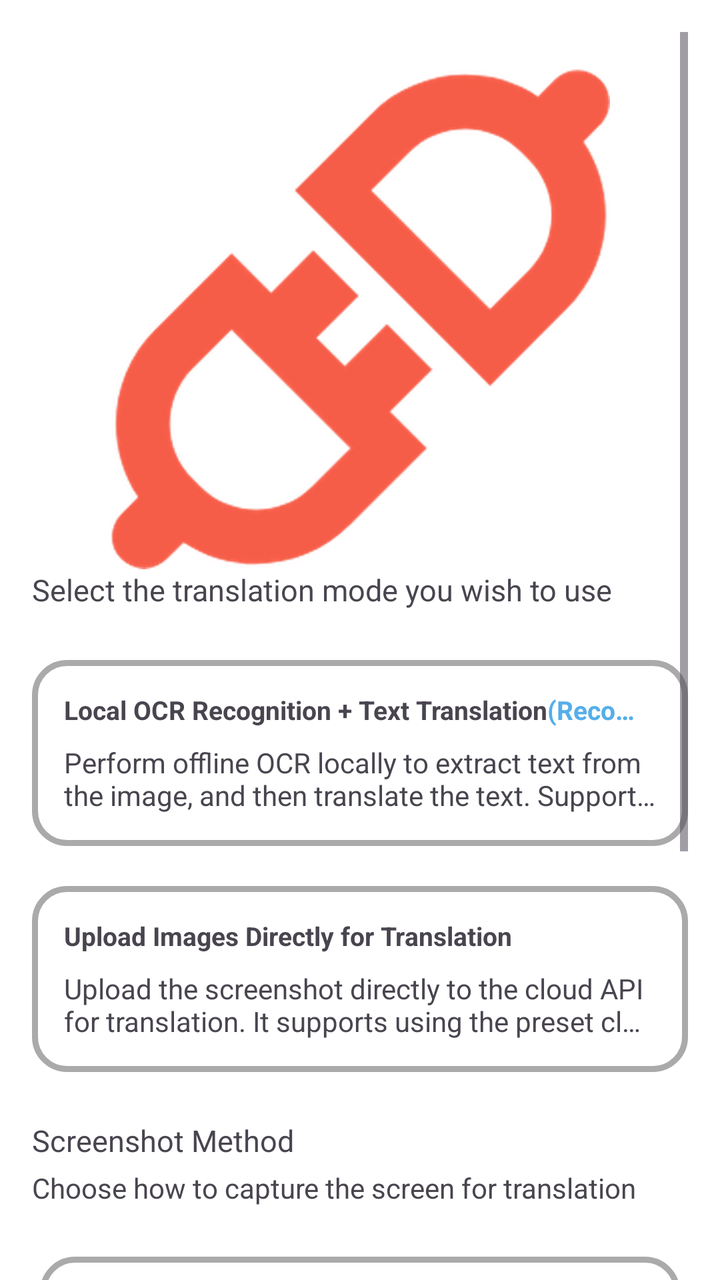
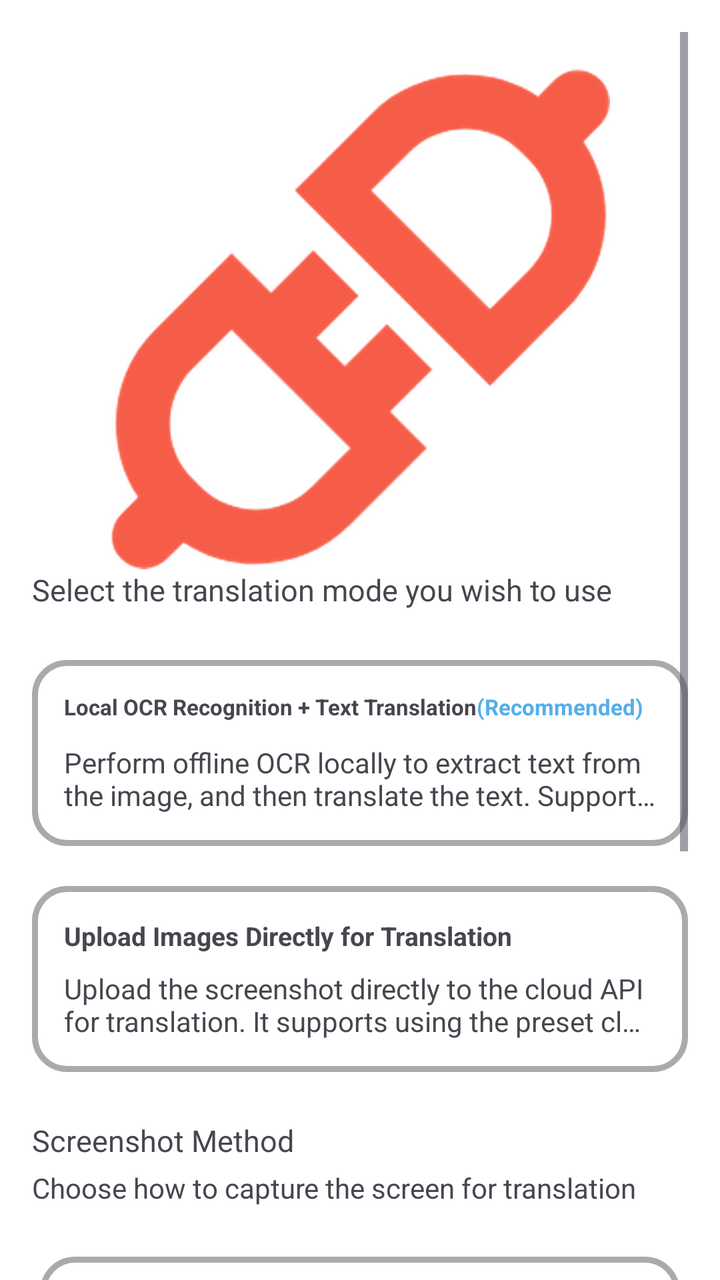

Screens rendered from an Android XML layout before and after an edit, with the pre-edit source and the edit as a unified diff.
<!-- AndroidManifest.xml: application theme Theme.MT -->
<!-- res/layout/fragment_translation_mode.xml -->
<?xml version="1.0" encoding="utf-8"?>
<ScrollView xmlns:android="http://schemas.android.com/apk/res/android"
    xmlns:app="http://schemas.android.com/apk/res-auto"
    xmlns:tools="http://schemas.android.com/tools"
    android:id="@+id/constrainLayout"
    android:layout_width="match_parent"
    android:layout_height="match_parent"
    android:padding="16dp"
    android:clipChildren="false"
    android:clipToPadding="false"
    tools:context=".me.settings.TranslationMode" >

    <androidx.constraintlayout.widget.ConstraintLayout
        android:layout_width="match_parent"
        android:layout_height="wrap_content"
        android:clipChildren="false"
        android:clipToPadding="false"
        app:layout_constraintBottom_toBottomOf="parent"
        app:layout_constraintEnd_toEndOf="parent"
        app:layout_constraintStart_toStartOf="parent"
        app:layout_constraintTop_toTopOf="parent">

        <androidx.constraintlayout.widget.Guideline
            android:id="@+id/guideline"
            android:layout_width="wrap_content"
            android:layout_height="wrap_content"
            android:orientation="horizontal"
            app:layout_constraintGuide_percent="0.02" />

        <ImageView
            android:id="@+id/api_imageView"
            android:layout_width="250dp"
            android:layout_height="250dp"
            android:src="@drawable/apiicon"
            android:scaleType="centerCrop"
            app:layout_constraintEnd_toEndOf="parent"
            app:layout_constraintStart_toStartOf="parent"
            app:layout_constraintTop_toBottomOf="@id/guideline" />

        <TextView
            android:id="@+id/des_textView"
            android:layout_width="wrap_content"
            android:layout_height="wrap_content"
            android:text="@string/choose_mode"
            android:textSize="15sp"
            app:layout_constraintTop_toBottomOf="@id/api_imageView"
            app:layout_constraintStart_toStartOf="parent" />

        <LinearLayout
            android:id="@+id/modeGroup"
            android:layout_width="match_parent"
            android:layout_height="wrap_content"
            android:orientation="vertical"
            android:layout_marginTop="10dp"
            app:layout_constraintTop_toBottomOf="@id/des_textView"
            app:layout_constraintEnd_toEndOf="parent"
            app:layout_constraintStart_toStartOf="parent">

            <LinearLayout
                android:id="@+id/ocrModeLayout"
                android:layout_width="match_parent"
                android:layout_height="wrap_content"
                android:layout_marginTop="15dp"
                android:background="@drawable/custom_radio_button_background"
                android:orientation="horizontal"
                android:padding="16dp">

                <LinearLayout
                    android:layout_width="match_parent"
                    android:layout_height="wrap_content"
                    android:orientation="vertical">

                    <TextView android:ellipsize="end" android:maxLines="1" 
                        android:layout_width="match_parent"
                        android:layout_height="wrap_content"
                        android:text="@string/ocr_mode"
                        android:textSize="13sp"
						android:textStyle="bold"
                        android:textColorHighlight="@android:color/transparent"/>

                    <TextView
                        android:layout_width="match_parent"
                        android:layout_height="wrap_content"
                        android:layout_marginTop="8dp"
                        android:maxLines="2"
                        android:ellipsize="end"
                        android:text="@string/ocr_mode_description" />

                </LinearLayout>
            </LinearLayout>

            <LinearLayout
                android:id="@+id/picModeLayout"
                android:layout_width="match_parent"
                android:layout_height="wrap_content"
                android:layout_marginTop="20dp"
                android:background="@drawable/custom_radio_button_background"
                android:orientation="horizontal"
                android:padding="16dp">

                <LinearLayout
                    android:layout_width="match_parent"
                    android:layout_height="wrap_content"
                    android:orientation="vertical">

                    <TextView android:ellipsize="end" android:maxLines="1" 
                        android:layout_width="match_parent"
                        android:layout_height="wrap_content"
                        android:text="@string/pic_mode"
                        android:textSize="13sp"
                        android:textStyle="bold" />

                    <TextView
                        android:layout_width="match_parent"
                        android:layout_height="wrap_content"
                        android:layout_marginTop="8dp"
                        android:maxLines="2"
                        android:ellipsize="end"
                        android:text="@string/pic_mode_description"
                        android:textColorHighlight="@android:color/transparent"/>

                </LinearLayout>
            </LinearLayout>

        </LinearLayout>

        
        <TextView
            android:id="@+id/screenshot_title"
            android:layout_width="wrap_content"
            android:layout_height="wrap_content"
            android:layout_marginTop="24dp"
            android:text="@string/screenshot_section_title"
            android:textSize="15sp"
            app:layout_constraintTop_toBottomOf="@id/modeGroup"
            app:layout_constraintStart_toStartOf="parent" />

        <TextView
            android:id="@+id/screenshot_desc"
            android:layout_width="wrap_content"
            android:layout_height="wrap_content"
            android:layout_marginTop="4dp"
            android:text="@string/screenshot_section_desc"
            android:textSize="14sp"
            android:textColor="?android:textColorSecondary"
            app:layout_constraintTop_toBottomOf="@id/screenshot_title"
            app:layout_constraintStart_toStartOf="parent" />

        <LinearLayout
            android:id="@+id/screenshotGroup"
            android:layout_width="match_parent"
            android:layout_height="wrap_content"
            android:orientation="vertical"
            android:clipChildren="false"
            android:clipToPadding="false"
            android:layout_marginTop="10dp"
            app:layout_constraintTop_toBottomOf="@id/screenshot_desc"
            app:layout_constraintEnd_toEndOf="parent"
            app:layout_constraintStart_toStartOf="parent">

            <LinearLayout
                android:id="@+id/mediaprojectionLayout"
                android:layout_width="match_parent"
                android:layout_height="wrap_content"
                android:layout_marginHorizontal="4dp"
                android:layout_marginTop="15dp"
                android:background="@drawable/custom_radio_button_background"
                android:orientation="horizontal"
                android:padding="16dp">

                <LinearLayout
                    android:layout_width="match_parent"
                    android:layout_height="wrap_content"
                    android:orientation="vertical">

                    <TextView android:ellipsize="end" android:maxLines="1" 
                        android:layout_width="match_parent"
                        android:layout_height="wrap_content"
                        android:text="@string/screenshot_method_mediaprojection"
                        android:textSize="13sp"
						android:textStyle="bold"
                        android:textColorHighlight="@android:color/transparent"/>

                    <TextView
                        android:layout_width="match_parent"
                        android:layout_height="wrap_content"
                        android:layout_marginTop="8dp"
                        android:text="@string/screenshot_mediaprojection_desc" />

                </LinearLayout>
            </LinearLayout>

            <LinearLayout
                android:id="@+id/accessibilityLayout"
                android:layout_width="match_parent"
                android:layout_height="wrap_content"
                android:layout_marginHorizontal="4dp"
                android:layout_marginTop="20dp"
                android:background="@drawable/custom_radio_button_background"
                android:orientation="horizontal"
                android:padding="16dp">

                <LinearLayout
                    android:layout_width="match_parent"
                    android:layout_height="wrap_content"
                    android:orientation="vertical">

                    <TextView android:ellipsize="end" android:maxLines="1" 
                        android:layout_width="match_parent"
                        android:layout_height="wrap_content"
                        android:text="@string/screenshot_method_accessibility"
                        android:textSize="14sp"
                        android:textStyle="bold" />

                    <TextView
                        android:layout_width="match_parent"
                        android:layout_height="wrap_content"
                        android:layout_marginTop="8dp"
                        android:text="@string/screenshot_accessibility_desc"
                        android:textColorHighlight="@android:color/transparent"/>

                </LinearLayout>
            </LinearLayout>

        </LinearLayout>

    </androidx.constraintlayout.widget.ConstraintLayout>

</ScrollView>
<!-- resources referenced by this layout -->
<resources>
  <!-- drawable apiicon: webp bitmap (drawable, 46238 bytes) -->
  <!-- drawable custom_radio_button_background (drawable) -->
  <?xml version="1.0" encoding="utf-8"?>
  <shape xmlns:android="http://schemas.android.com/apk/res/android"
      android:shape="rectangle">
  
      <corners android:radius="16dp" />
      <stroke android:width="3dp" android:color="@android:color/darker_gray" />
      <solid android:color="@color/surface" />
  
  </shape>
  <string name="choose_mode">Select the translation mode you wish to use</string>
  <string name="ocr_mode">Local OCR Recognition + Text Translation<font color="#55AEEA">(Recommended)</font></string>
  <string name="ocr_mode_description">Perform offline OCR locally to extract text from the image, and then translate the text. Supports local machine offline text translation, as well as the use of preset cloud text translation APIs and custom cloud text translation APIs. Note that offline OCR recognition only supports Chinese,  English, Japanese, and Korean. This method consumes very little data traffic; if you choose to process it completely locally, you can even do it completely offline.</string>
  <string name="pic_mode">Upload Images Directly for Translation</string>
  <string name="pic_mode_description">Upload the screenshot directly to the cloud API for translation. It supports using the preset cloud image translation API, and also supports using the custom cloud image translation API. <font color="#55AEEA">It does not support local translation</font>. This method consumes relatively more data traffic.</string>
  <string name="screenshot_accessibility_desc">✅ One-time authorization — never asked again\n✅ No persistent notification — clean status bar\n❌ Must manually enable in system accessibility settings</string>
  <string name="screenshot_mediaprojection_desc">✅ Works out of the box — no additional service to install or configure\n❌ Permission dialog on every launch\n❌ Android requires persistent "recording" notification</string>
  <string name="screenshot_method_accessibility">Accessibility Service</string>
  <string name="screenshot_method_mediaprojection">Screen Capture (Recommended)</string>
  <string name="screenshot_section_desc">Choose how to capture the screen for translation</string>
  <string name="screenshot_section_title">Screenshot Method</string>
  <style name="Theme.MT" parent="Base.Theme.MT">
          
          <item name="android:navigationBarColor">@android:color/transparent</item>
          <item name="android:statusBarColor">@android:color/transparent</item>
          <item name="android:windowLightStatusBar">?attr/isLightTheme</item>
      </style>
  <color name="surface">#FFFFFF</color>
  <style name="Base.Theme.MT" parent="Theme.Material3.DayNight.NoActionBar">
          <item name="colorPrimary">@color/primary</item>
          <item name="android:windowBackground">@color/surface</item>
          <item name="android:navigationBarColor">
              @android:color/transparent
          </item>
          <item name="android:enforceNavigationBarContrast">false</item>
          <item name="android:enforceStatusBarContrast">false</item>
      </style>
  <color name="primary">#55AEEA</color>
</resources>

<!-- the commit's change to res/layout/fragment_translation_mode.xml (unified diff, before → after) -->
@@ -70,7 +70,7 @@
                     android:layout_height="wrap_content"
                     android:orientation="vertical">
 
-                    <TextView android:ellipsize="end" android:maxLines="1" 
+                    <TextView android:autoSizeTextType="uniform" android:autoSizeMinTextSize="10sp" android:autoSizeMaxTextSize="13sp" android:autoSizeStepGranularity="1sp"  android:ellipsize="end" android:maxLines="1" 
                         android:layout_width="match_parent"
                         android:layout_height="wrap_content"
                         android:text="@string/ocr_mode"
@@ -103,7 +103,7 @@
                     android:layout_height="wrap_content"
                     android:orientation="vertical">
 
-                    <TextView android:ellipsize="end" android:maxLines="1" 
+                    <TextView android:autoSizeTextType="uniform" android:autoSizeMinTextSize="10sp" android:autoSizeMaxTextSize="13sp" android:autoSizeStepGranularity="1sp"  android:ellipsize="end" android:maxLines="1" 
                         android:layout_width="match_parent"
                         android:layout_height="wrap_content"
                         android:text="@string/pic_mode"
@@ -173,7 +173,7 @@
                     android:layout_height="wrap_content"
                     android:orientation="vertical">
 
-                    <TextView android:ellipsize="end" android:maxLines="1" 
+                    <TextView android:autoSizeTextType="uniform" android:autoSizeMinTextSize="10sp" android:autoSizeMaxTextSize="13sp" android:autoSizeStepGranularity="1sp"  android:ellipsize="end" android:maxLines="1" 
                         android:layout_width="match_parent"
                         android:layout_height="wrap_content"
                         android:text="@string/screenshot_method_mediaprojection"
@@ -205,7 +205,7 @@
                     android:layout_height="wrap_content"
                     android:orientation="vertical">
 
-                    <TextView android:ellipsize="end" android:maxLines="1" 
+                    <TextView android:autoSizeTextType="uniform" android:autoSizeMinTextSize="10sp" android:autoSizeMaxTextSize="14sp" android:autoSizeStepGranularity="1sp"  android:ellipsize="end" android:maxLines="1" 
                         android:layout_width="match_parent"
                         android:layout_height="wrap_content"
                         android:text="@string/screenshot_method_accessibility"
